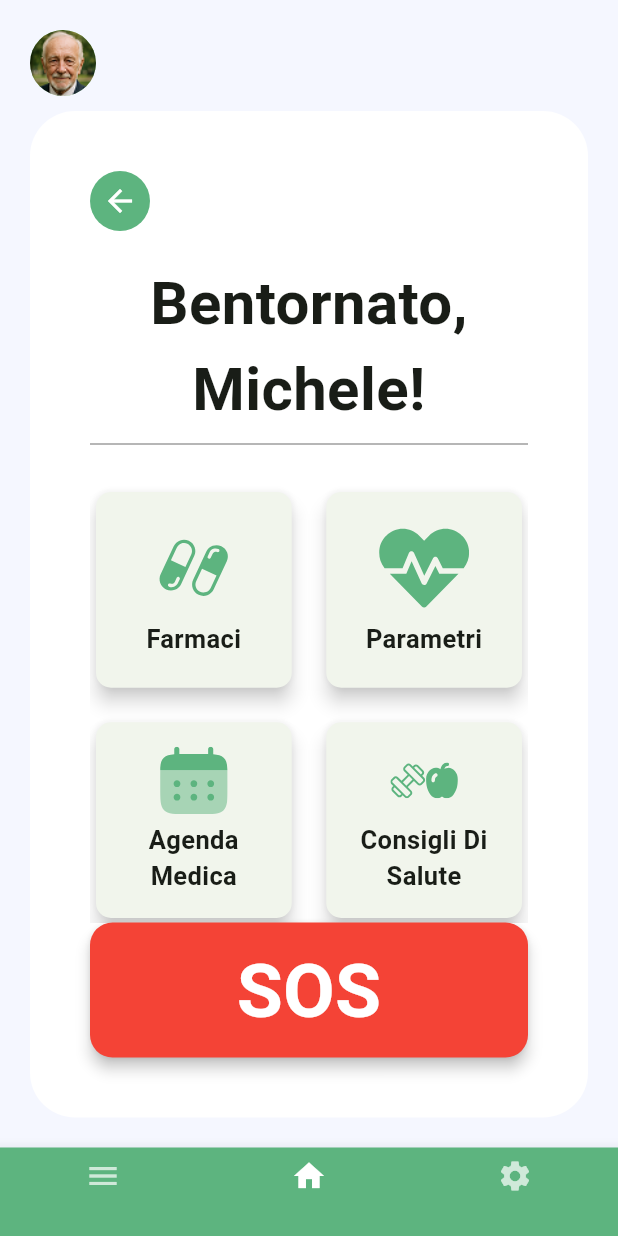
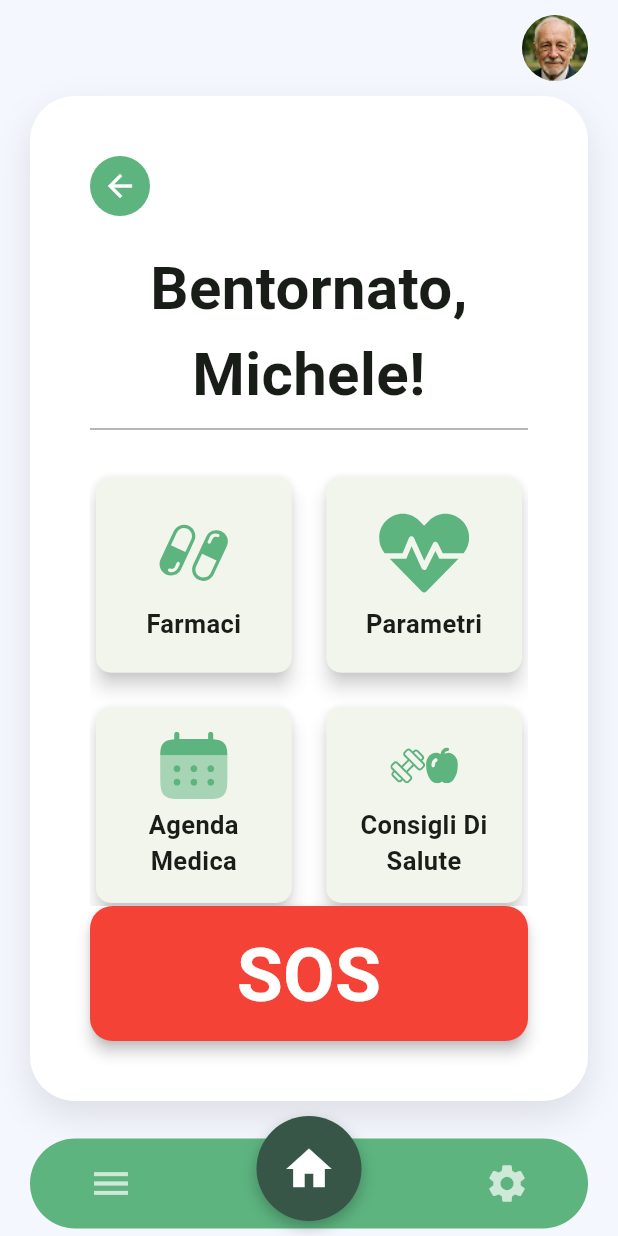
Before and after one commit to Lucacpt/WellYess, a Flutter app: the screen it shows after launch, on a phone screen of 412 x 824 dp. Run offline on Flutter 3.47's test engine with Material 3 defaults, Android fonts, the phone set to English and light mode, and no system bars; our stand-ins replace flutter_svg.

Commit message:
fix: - navbar widget - base layout widget

```diff
--- a/wellyess/lib/widgets/base_layout.dart
+++ b/wellyess/lib/widgets/base_layout.dart
@@ -17,29 +17,34 @@ class BaseLayout extends StatelessWidget {
   Widget build(BuildContext context) {
     return Scaffold(
       backgroundColor: const Color(0xFFF5F7FF),
-      bottomNavigationBar: CustomBottomNavBar(
-        currentIndex: currentIndex,
-        onTap: (index) {
-          // Puoi gestire navigazione qui o passare callback
-        },
-      ),
       body: SafeArea(
-        child: Padding(
-          padding: const EdgeInsets.all(20),
+        child: Stack(
+          children: [
+            Padding(
+              padding: const EdgeInsets.fromLTRB(20, 10, 20, 90), // margine inferiore per navbar
               child: Column(
+                crossAxisAlignment: CrossAxisAlignment.start,
                 children: [
-              // Riga superiore: logo e foto profilo
+                  // RIGA SUPERIORE con back e avatar (più in alto)
                   Row(
                     mainAxisAlignment: MainAxisAlignment.spaceBetween,
-                children: const [
-                  // qui puoi aggiungere anche il logo se vuoi
-                  CircleAvatar(
+                    children: [
+                      if (onBackPressed != null)
+                        IconButton(
+                          icon: const Icon(Icons.arrow_back),
+                          onPressed: onBackPressed,
+                          padding: EdgeInsets.zero,
+                          constraints: const BoxConstraints(),
+                        ),
+                      const Spacer(),
+                      const CircleAvatar(
                         radius: 22,
                         backgroundImage: AssetImage('assets/images/elder_profile_pic.png'),
                       ),
                     ],
                   ),
-              const SizedBox(height: 10),
+                  const SizedBox(height: 10), // spazio verticale più piccolo
+
                   // Container principale con contenuto variabile
                   Expanded(
                     child: Container(
@@ -47,6 +52,13 @@ class BaseLayout extends StatelessWidget {
                       decoration: BoxDecoration(
                         color: Colors.white,
                         borderRadius: BorderRadius.circular(30),
+                        boxShadow: [
+                          BoxShadow(
+                            color: Colors.black.withOpacity(0.1),
+                            blurRadius: 20,
+                            offset: const Offset(0, 10)
+                          )
+                        ]
                       ),
                       child: child,
                     ),
@@ -54,6 +66,21 @@ class BaseLayout extends StatelessWidget {
                 ],
               ),
             ),
+
+            // Navbar in fondo
+            Positioned(
+              left: 0,
+              right: 0,
+              bottom: 5,
+              child: CustomBottomNavBar(
+                currentIndex: currentIndex,
+                onTap: (index) {
+                  // gestisci navigazione
+                },
+              ),
+            ),
+          ],
+        ),
       ),
     );
   }
--- a/wellyess/lib/widgets/bottom_navbar.dart
+++ b/wellyess/lib/widgets/bottom_navbar.dart
@@ -6,32 +6,82 @@ class CustomBottomNavBar extends StatelessWidget {
 
   const CustomBottomNavBar({
     super.key,
-    this.currentIndex = 0,
+    this.currentIndex = 1,
     this.onTap,
   });
 
   @override
   Widget build(BuildContext context) {
-    return BottomNavigationBar(
-      backgroundColor: const Color(0xFF5DB47F),
-      selectedItemColor: Colors.white,
-      unselectedItemColor: Colors.white70,
-      currentIndex: currentIndex,
-      onTap: onTap,
-      items: const [
-        BottomNavigationBarItem(
-          icon: Icon(Icons.menu),
-          label: '',
-        ),
-        BottomNavigationBarItem(
-          icon: Icon(Icons.home),
-          label: '',
-        ),
-        BottomNavigationBarItem(
-          icon: Icon(Icons.settings),
-          label: '',
-        ),
-      ],
+    return SizedBox(
+      height: 90, // spazio totale occupato dalla navbar
+      child: Stack(
+        alignment: Alignment.topCenter,
+        children: [
+          // Background della navbar
+          Positioned(
+            bottom: 0,
+            left: 20,
+            right: 20,
+            child: Container(
+              height: 60,
+              decoration: BoxDecoration(
+                color: const Color(0xFF5DB47F),
+                borderRadius: BorderRadius.circular(30),
+              ),
+              padding: const EdgeInsets.symmetric(horizontal: 30),
+              child: Row(
+                mainAxisAlignment: MainAxisAlignment.spaceBetween,
+                children: [
+                  IconButton(
+                    iconSize: 30,
+                    icon: Icon(
+                      Icons.menu,
+                      color: currentIndex == 0 ? Colors.white : Colors.white70,
+                    ),
+                    onPressed: () => onTap?.call(0),
+                  ),
+                  IconButton(
+                    iconSize: 30,
+                    icon: Icon(
+                      Icons.settings,
+                      color: currentIndex == 2 ? Colors.white : Colors.white70,
+                    ),
+                    onPressed: () => onTap?.call(2),
+                  ),
+                ],
+              ),
+            ),
+          ),
+
+          // Icona Home centrale sporgente
+          Positioned(
+            bottom: 5,
+            child: GestureDetector(
+              onTap: () => onTap?.call(1),
+              child: Container(
+                width: 70,
+                height: 70,
+                decoration: BoxDecoration(
+                  color: const Color(0xFF375647),
+                  shape: BoxShape.circle,
+                  boxShadow: [
+                    BoxShadow(
+                      color: Colors.black26,
+                      blurRadius: 8,
+                      offset: Offset(0, 4),
+                    ),
+                  ],
+                ),
+                child: const Icon(
+                  Icons.home,
+                  size: 36,
+                  color: Colors.white,
+                ),
+              ),
+            ),
+          ),
+        ],
+      ),
     );
   }
 }
```
Lines whose indentation alone changed are shown as unchanged.
